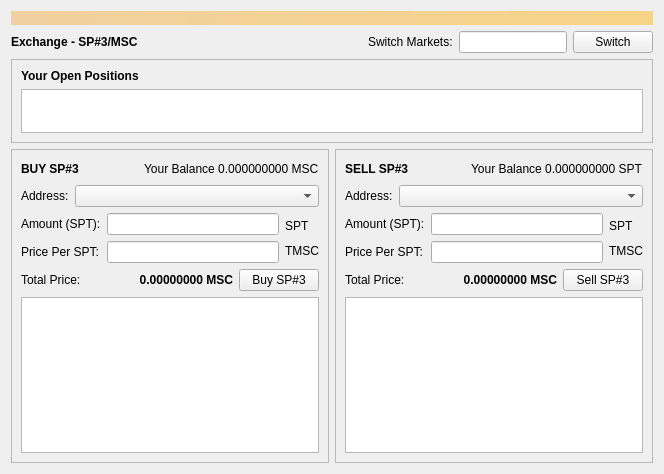
First picture: the form in src/qt/forms/metadexdialog.ui, repository zathras-crypto/mastercore, before the edit.
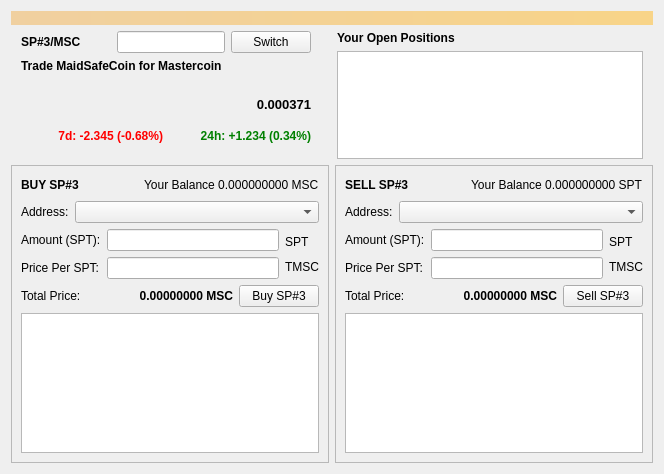
Second picture: the form after the edit.

What changed in the file:
```diff
--- a/src/qt/forms/metadexdialog.ui
+++ b/src/qt/forms/metadexdialog.ui
@@ -31,7 +31,40 @@
     </widget>
    </item>
    <item>
+    <layout class="QVBoxLayout" name="verticalLayout_7">
+     <property name="leftMargin">
+      <number>0</number>
+     </property>
+     <property name="topMargin">
+      <number>0</number>
+     </property>
+     <property name="rightMargin">
+      <number>0</number>
+     </property>
+     <item>
+      <layout class="QHBoxLayout" name="horizontalLayout_11">
+       <property name="topMargin">
+        <number>0</number>
+       </property>
+       <property name="rightMargin">
+        <number>10</number>
+       </property>
+       <item>
+        <layout class="QVBoxLayout" name="verticalLayout_10">
+         <property name="spacing">
+          <number>6</number>
+         </property>
+         <property name="leftMargin">
+          <number>10</number>
+         </property>
+         <property name="rightMargin">
+          <number>10</number>
+         </property>
+         <item>
     <layout class="QHBoxLayout" name="horizontalLayout_4">
+           <property name="spacing">
+            <number>6</number>
+           </property>
      <property name="topMargin">
       <number>0</number>
      </property>
@@ -44,7 +77,7 @@
         </font>
        </property>
        <property name="text">
-        <string>Exchange - SP#3/MSC</string>
+              <string>SP#3/MSC</string>
        </property>
       </widget>
      </item>
@@ -54,50 +87,52 @@
         <enum>Qt::Horizontal</enum>
        </property>
        <property name="sizeType">
-        <enum>QSizePolicy::Expanding</enum>
+              <enum>QSizePolicy::Fixed</enum>
        </property>
        <property name="sizeHint" stdset="0">
         <size>
-         <width>6</width>
+               <width>30</width>
          <height>20</height>
         </size>
        </property>
       </spacer>
      </item>
-     <item>
-      <widget class="QLabel" name="searchLabel">
-       <property name="enabled">
-        <bool>true</bool>
-       </property>
-       <property name="minimumSize">
-        <size>
-         <width>0</width>
-         <height>0</height>
-        </size>
-       </property>
-       <property name="text">
-        <string>Switch Markets:</string>
-       </property>
-       <property name="alignment">
-        <set>Qt::AlignLeading|Qt::AlignLeft|Qt::AlignVCenter</set>
-       </property>
-       <property name="margin">
-        <number>0</number>
-       </property>
-      </widget>
-     </item>
      <item>
       <widget class="QLineEdit" name="switchLineEdit">
        <property name="sizePolicy">
-        <sizepolicy hsizetype="Preferred" vsizetype="Fixed">
+              <sizepolicy hsizetype="Minimum" vsizetype="Fixed">
          <horstretch>0</horstretch>
          <verstretch>0</verstretch>
         </sizepolicy>
        </property>
+             <property name="minimumSize">
+              <size>
+               <width>50</width>
+               <height>0</height>
+              </size>
+             </property>
+             <property name="baseSize">
+              <size>
+               <width>0</width>
+               <height>0</height>
+              </size>
+             </property>
       </widget>
      </item>
      <item>
       <widget class="QPushButton" name="switchButton">
+             <property name="sizePolicy">
+              <sizepolicy hsizetype="Minimum" vsizetype="Fixed">
+               <horstretch>0</horstretch>
+               <verstretch>0</verstretch>
+              </sizepolicy>
+             </property>
+             <property name="minimumSize">
+              <size>
+               <width>0</width>
+               <height>0</height>
+              </size>
+             </property>
        <property name="text">
         <string>Switch</string>
        </property>
@@ -106,55 +141,117 @@
     </layout>
    </item>
    <item>
-    <layout class="QVBoxLayout" name="verticalLayout_7">
-     <property name="leftMargin">
-      <number>10</number>
-     </property>
-     <property name="topMargin">
-      <number>0</number>
-     </property>
-     <property name="rightMargin">
-      <number>10</number>
-     </property>
-    </layout>
+          <widget class="QLabel" name="marketLabel">
+           <property name="font">
+            <font>
+             <weight>75</weight>
+             <bold>true</bold>
+            </font>
+           </property>
+           <property name="text">
+            <string>Trade MaidSafeCoin for Mastercoin</string>
+           </property>
+           <property name="alignment">
+            <set>Qt::AlignLeading|Qt::AlignLeft|Qt::AlignTop</set>
+           </property>
+          </widget>
    </item>
    <item>
-    <layout class="QVBoxLayout" name="verticalLayout_8">
+          <widget class="QLabel" name="label_3">
+           <property name="font">
+            <font>
+             <pointsize>10</pointsize>
+             <weight>75</weight>
+             <bold>true</bold>
+            </font>
+           </property>
+           <property name="text">
+            <string>0.000371</string>
+           </property>
+           <property name="alignment">
+            <set>Qt::AlignRight|Qt::AlignTrailing|Qt::AlignVCenter</set>
+           </property>
+          </widget>
+         </item>
+         <item>
+          <layout class="QHBoxLayout" name="horizontalLayout_17">
      <property name="spacing">
       <number>6</number>
      </property>
-     <property name="topMargin">
-      <number>0</number>
-     </property>
+           <item>
+            <widget class="QLabel" name="label_2">
+             <property name="font">
+              <font>
+               <weight>75</weight>
+               <bold>true</bold>
+              </font>
+             </property>
+             <property name="styleSheet">
+              <string notr="true">color: red;</string>
+             </property>
+             <property name="text">
+              <string>7d: -2.345 (-0.68%)</string>
+             </property>
+             <property name="alignment">
+              <set>Qt::AlignRight|Qt::AlignTrailing|Qt::AlignVCenter</set>
+             </property>
+            </widget>
+           </item>
      <item>
-      <widget class="QFrame" name="horizontalFrame_4">
-       <property name="frameShape">
-        <enum>QFrame::StyledPanel</enum>
-       </property>
-       <property name="frameShadow">
-        <enum>QFrame::Raised</enum>
-       </property>
-       <layout class="QHBoxLayout" name="horizontalLayout_12">
-        <property name="leftMargin">
-         <number>9</number>
-        </property>
-        <property name="topMargin">
-         <number>9</number>
-        </property>
-        <property name="rightMargin">
-         <number>9</number>
-        </property>
-        <property name="bottomMargin">
-         <number>9</number>
-        </property>
+            <widget class="QLabel" name="label">
+             <property name="font">
+              <font>
+               <weight>75</weight>
+               <bold>true</bold>
+              </font>
+             </property>
+             <property name="styleSheet">
+              <string notr="true">color: green;</string>
+             </property>
+             <property name="text">
+              <string>24h: +1.234 (0.34%)</string>
+             </property>
+             <property name="alignment">
+              <set>Qt::AlignRight|Qt::AlignTrailing|Qt::AlignVCenter</set>
+             </property>
+            </widget>
+           </item>
+          </layout>
+         </item>
+         <item>
+          <spacer name="verticalSpacer">
+           <property name="orientation">
+            <enum>Qt::Vertical</enum>
+           </property>
+           <property name="sizeType">
+            <enum>QSizePolicy::Minimum</enum>
+           </property>
+           <property name="sizeHint" stdset="0">
+            <size>
+             <width>20</width>
+             <height>10</height>
+            </size>
+           </property>
+          </spacer>
+         </item>
+        </layout>
+       </item>
         <item>
-         <layout class="QHBoxLayout" name="horizontalLayout_3">
-          <property name="spacing">
-           <number>6</number>
-          </property>
-          <property name="topMargin">
-           <number>0</number>
-          </property>
+        <spacer name="horizontalSpacer_3">
+         <property name="orientation">
+          <enum>Qt::Horizontal</enum>
+         </property>
+         <property name="sizeType">
+          <enum>QSizePolicy::Fixed</enum>
+         </property>
+         <property name="sizeHint" stdset="0">
+          <size>
+           <width>10</width>
+           <height>20</height>
+          </size>
+         </property>
+        </spacer>
+       </item>
           <item>
            <layout class="QVBoxLayout" name="verticalLayout_9">
             <property name="topMargin">
@@ -196,7 +293,7 @@
               <property name="maximumSize">
                <size>
                 <width>16777215</width>
-                <height>80</height>
+             <height>160</height>
                </size>
               </property>
               <property name="rowCount">
@@ -210,9 +307,6 @@
            </layout>
           </item>
          </layout>
-        </item>
-       </layout>
-      </widget>
      </item>
     </layout>
    </item>
```
Lines whose indentation alone changed are shown as unchanged.
